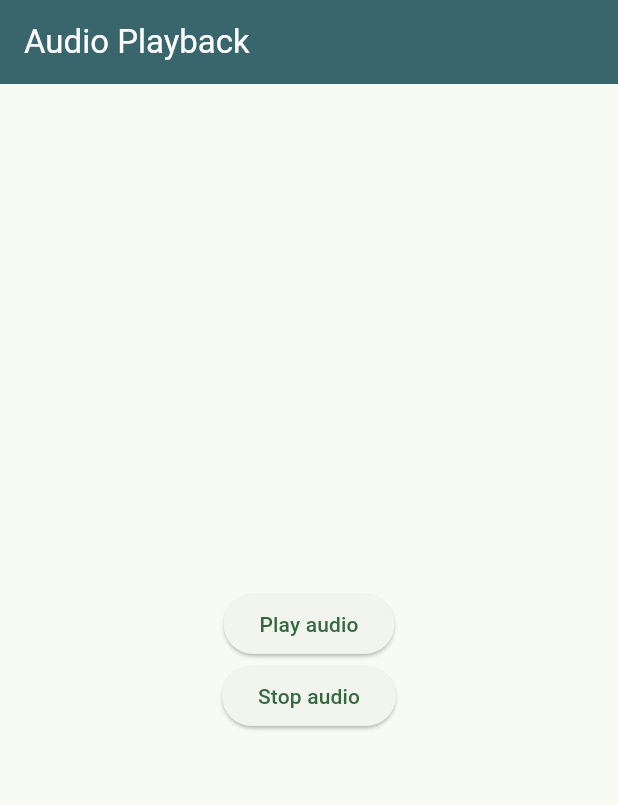
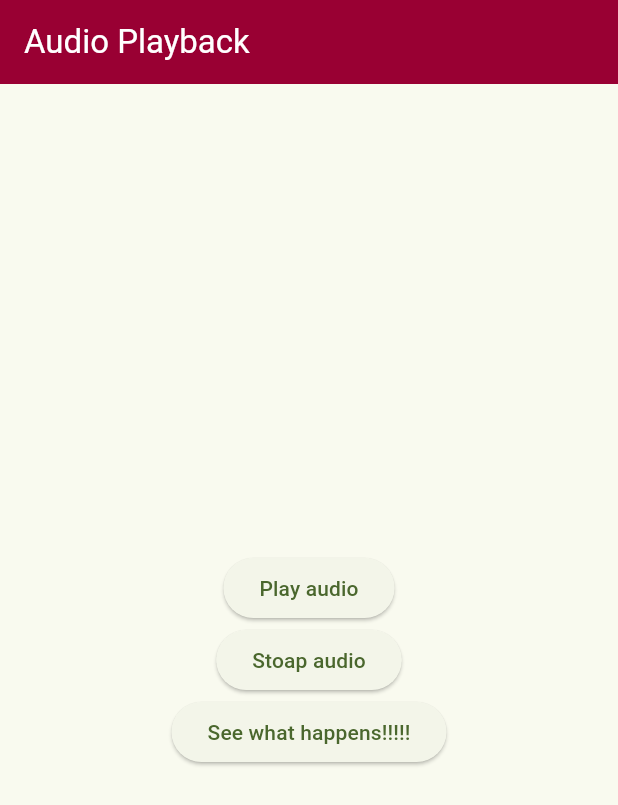
Before and after one commit to GrantHS-Programming/ap-final-project-hargunanie, a Flutter app: the screen it shows after launch, on a phone screen of 412 x 824 dp. Shown: the top 805 px of the screen. Run offline on Flutter 3.47's test engine with Material 3 defaults, Android fonts, the phone set to English and light mode, and no system bars; our stand-ins replace just_audio; missing offline and left inert: record.

Commit message:
added a button

```diff
--- a/open_statik/lib/main.dart
+++ b/open_statik/lib/main.dart
@@ -20,7 +20,7 @@
       title: 'Flutter Demo',
       theme: ThemeData(
         colorScheme: ColorScheme.fromSeed(
-            seedColor: const Color.fromRGBO(0, 79, 33, 1.0)),
+            seedColor: const Color.fromRGBO(153, 248, 51, 1.0)),
         useMaterial3: true,
       ),
       home: const MyHomePage(title: 'Audio Playback'),
@@ -123,11 +123,14 @@
     }
   }
 
+  void printHello() {
+    print("Hello");
+  }
   @override
   Widget build(BuildContext context) {
     return Scaffold(
       appBar: AppBar(
-        backgroundColor: Theme.of(context).colorScheme.tertiary,
+        backgroundColor: const Color.fromRGBO(153, 0, 51, 1.0),
         title: Text(widget.title, style: const TextStyle(color: Colors.white)),
       ),
       body: Center(
@@ -135,9 +138,14 @@
           mainAxisAlignment: MainAxisAlignment.center,
           children: <Widget>[
             ElevatedButton(
-                onPressed: startPlayback, child: const Text('Play audio')),
+              onPressed: startPlayback,
+              child: const Text('Play audio'),
+
+
+            ),
             ElevatedButton(
-                onPressed: stopPlayback, child: const Text('Stop audio')),
+                onPressed: stopPlayback, child: const Text('Stoap audio')),
+            ElevatedButton(onPressed: printHello, child: const Text("See what happens!!!!!"))
           ],
         ),
       ),
```
